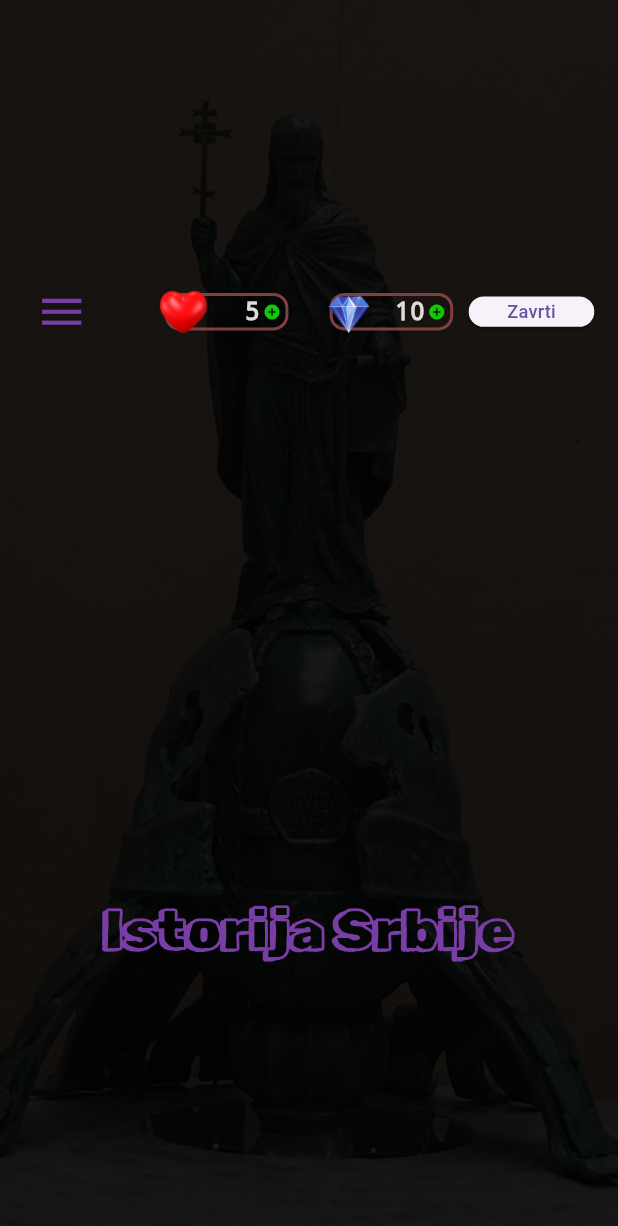
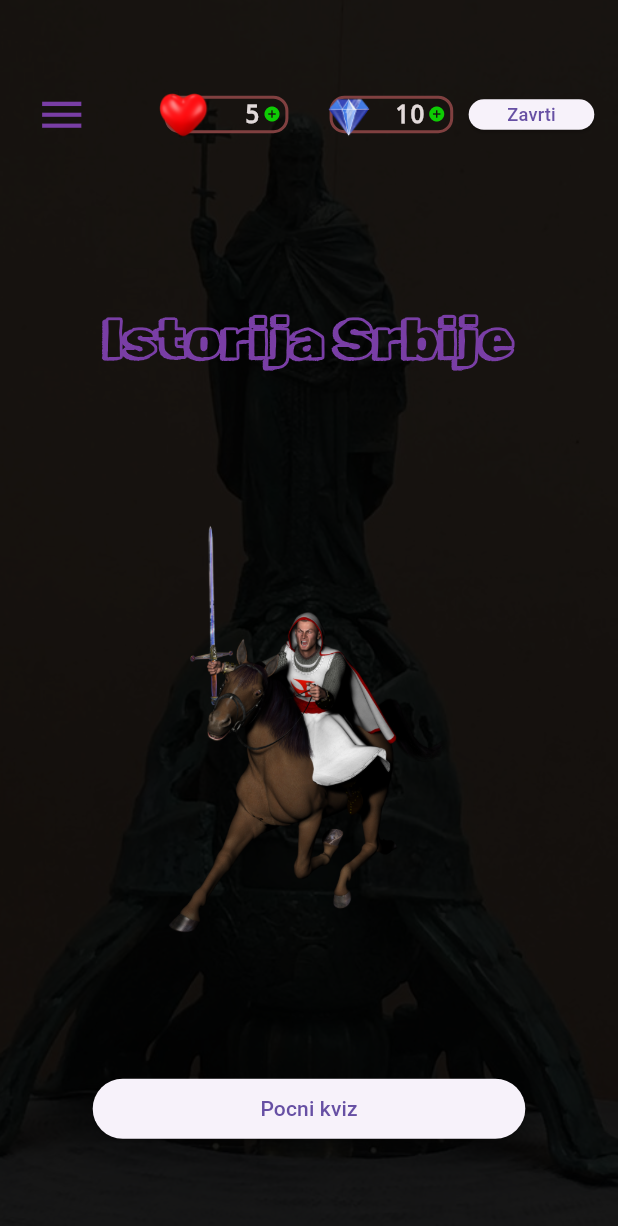
Before and after one commit to MarkoVasicDeveloper/HistoryQuiz--Flutter, a Flutter app: the screen it shows after launch, on a phone screen of 412 x 824 dp. Shown: the top 1226 px of the screen. Run offline on Flutter 3.47's test engine with Material 3 defaults, Android fonts, the phone set to English and light mode, and no system bars; our stand-ins replace shared_preferences; statements that could not run were skipped.

Commit message:
Navigate button

```diff
--- a/lib/screens/home/home_screen.dart
+++ b/lib/screens/home/home_screen.dart
@@ -1,7 +1,9 @@
 import 'package:flutter/material.dart';
 import 'package:istorija_srbije/provider/user/user_provider.dart';
 import 'package:istorija_srbije/screens/home/widgets/header.dart';
+import 'package:istorija_srbije/screens/home/widgets/home_img.dart';
 import 'package:istorija_srbije/screens/home/widgets/home_title.dart';
+import 'package:istorija_srbije/screens/home/widgets/navigate_button.dart';
 
 class HomeScreen extends StatefulWidget {
   final UserProvider userProvider;
@@ -40,6 +42,8 @@ class HomeState extends State<HomeScreen> {
                 }),
               ),
               const HomeTitle(),
+              const HomeImg(),
+              NavigateButton(onPress: () {}, title: 'Pocni kviz')
             ],
           ),
         ),
--- /dev/null
+++ b/lib/screens/home/widgets/navigate_button.dart
@@ -0,0 +1,27 @@
+import 'package:flutter/material.dart';
+import 'package:istorija_srbije/core/shared/animations/entrance_transition.dart';
+
+class NavigateButton extends StatelessWidget {
+  final VoidCallback onPress;
+  final String title;
+
+  const NavigateButton({super.key, required this.onPress, required this.title});
+
+  @override
+  Widget build(BuildContext context) {
+    return EntranceTransition(
+      width: MediaQuery.of(context).size.width * 0.7,
+      delay: const Duration(seconds: 1),
+      offsetY: -100.0,
+      initialY: -10.0,
+      offsetXPercentage: 0.5,
+      child: SizedBox(
+        width: MediaQuery.of(context).size.width * 0.7,
+        child: ElevatedButton(
+          onPressed: onPress,
+          child: Text(title),
+        ),
+      ),
+    );
+  }
+}
```
